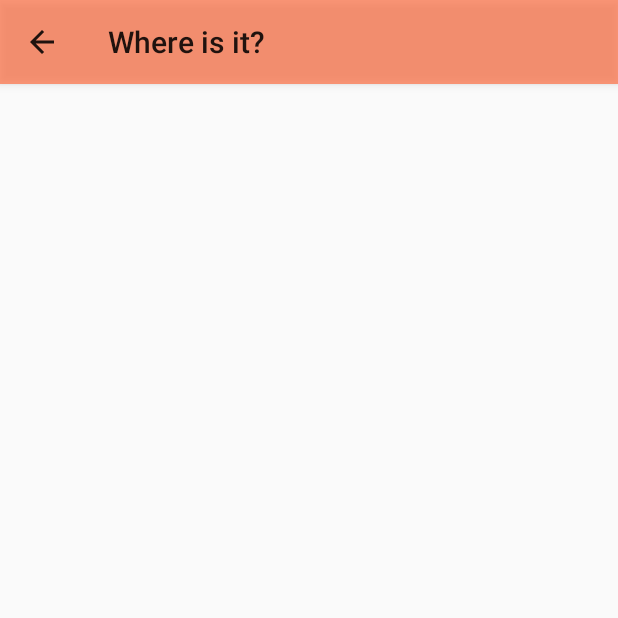
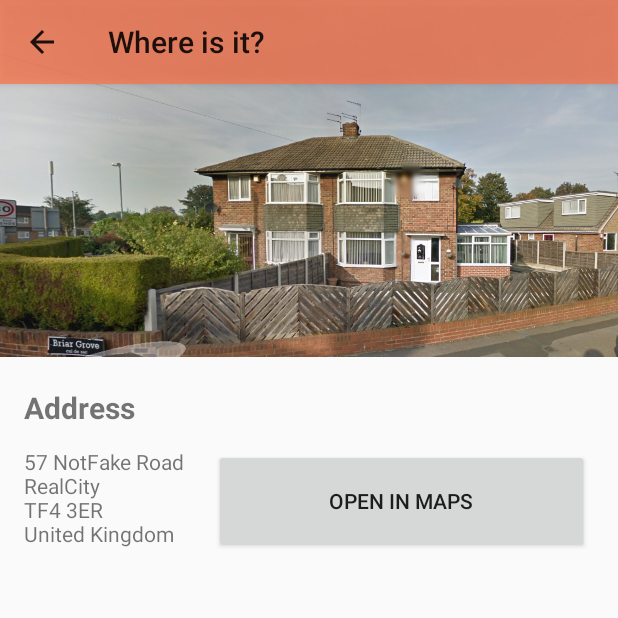
Before and after one commit to Haroon01/BirthdayApp, an Android app: the LocationActivity screen opened directly, with no data from a screen before it, on a phone screen of 412 x 824 dp, the top half of it. Run offline under Robolectric (Android 15) with nearby library versions, the phone set to English and light mode, and no system bars.

Commit message:
finished location screen

```diff
--- a/app/build.gradle
+++ b/app/build.gradle
@@ -35,5 +35,6 @@ dependencies {
     testImplementation 'junit:junit:4.12'
     androidTestImplementation 'androidx.test.ext:junit:1.1.1'
     androidTestImplementation 'androidx.test.espresso:espresso-core:3.2.0'
+    implementation 'com.google.android.gms:play-services-maps:17.0.0'
     //implementation 'com.google.android.gms:play-services-ads:19.0.1'
 }
--- a/app/src/main/java/com/haroon/mybirthday/LocationActivity.java
+++ b/app/src/main/java/com/haroon/mybirthday/LocationActivity.java
@@ -1,13 +1,23 @@
 package com.haroon.mybirthday;
 
+import android.content.Intent;
+import android.net.Uri;
 import android.os.Bundle;
+import android.view.View;
+import android.widget.Button;
 
 import androidx.appcompat.app.AppCompatActivity;
 import androidx.appcompat.widget.Toolbar;
 
+import com.google.android.gms.maps.GoogleMap;
+import com.google.android.gms.maps.MapView;
+import com.google.android.gms.maps.OnMapReadyCallback;
+
+import java.net.URI;
 import java.util.Objects;
 
 public class LocationActivity extends AppCompatActivity {
+
     @Override
     protected void onCreate(Bundle savedInstanceState) {
         super.onCreate(savedInstanceState);
@@ -15,5 +25,23 @@ public class LocationActivity extends AppCompatActivity {
         setContentView(R.layout.activity_location);
         Objects.requireNonNull(getSupportActionBar()).setDisplayHomeAsUpEnabled(true);
         setTitle(R.string.btn_location);
+
+        Button btnOpenMaps = findViewById(R.id.btnOpenMaps);
+
+        btnOpenMaps.setOnClickListener(new View.OnClickListener() {
+            @Override
+            public void onClick(View v) {
+                Intent intent = new Intent(Intent.ACTION_VIEW);
+
+                String label = "label";
+
+                intent.setData(Uri.parse("geo:53.667137,-1.482669?q=53.667137,-1.482669("+label+")"));
+
+                startActivity(intent);
+            }
+        });
+
     }
+
+
 }
--- a/app/src/main/res/layout/activity_location.xml
+++ b/app/src/main/res/layout/activity_location.xml
@@ -1,9 +1,57 @@
 <?xml version="1.0" encoding="utf-8"?>
 <androidx.constraintlayout.widget.ConstraintLayout xmlns:android="http://schemas.android.com/apk/res/android"
+    xmlns:tools="http://schemas.android.com/tools"
     android:layout_width="match_parent"
     android:layout_height="match_parent"
     xmlns:app="http://schemas.android.com/apk/res-auto">
 
 
+    <TextView
+        android:id="@+id/lblAddress"
+        android:layout_width="96dp"
+        android:layout_height="28dp"
+        android:layout_marginStart="16dp"
+        android:layout_marginTop="20dp"
+        android:text="@string/lbl_address"
+        android:textSize="20sp"
+        android:textStyle="bold"
+        app:layout_constraintStart_toStartOf="parent"
+        app:layout_constraintTop_toBottomOf="@+id/imageView" />
+
+    <TextView
+        android:id="@+id/txtAddress"
+        android:layout_width="wrap_content"
+        android:layout_height="wrap_content"
+        android:layout_marginTop="12dp"
+        android:layout_marginEnd="8dp"
+        android:text="@string/address"
+        app:layout_constraintEnd_toEndOf="parent"
+        app:layout_constraintHorizontal_bias="0.0"
+        app:layout_constraintStart_toStartOf="@+id/lblAddress"
+        app:layout_constraintTop_toBottomOf="@+id/lblAddress" />
+
+    <ImageView
+        android:id="@+id/imageView"
+        android:layout_width="0dp"
+        android:layout_height="238dp"
+        android:contentDescription="@string/houseimg_description"
+        android:scaleType="centerCrop"
+        app:layout_constraintEnd_toEndOf="parent"
+        app:layout_constraintHorizontal_bias="0.0"
+        app:layout_constraintStart_toStartOf="parent"
+        app:layout_constraintTop_toTopOf="parent"
+        app:srcCompat="@drawable/house" />
+
+    <Button
+        android:id="@+id/btnOpenMaps"
+        android:layout_width="250dp"
+        android:layout_height="69dp"
+        android:layout_marginStart="16dp"
+        android:layout_marginTop="61dp"
+        android:layout_marginEnd="16dp"
+        android:text="@string/btn_openMaps"
+        app:layout_constraintEnd_toEndOf="parent"
+        app:layout_constraintStart_toEndOf="@+id/txtAddress"
+        app:layout_constraintTop_toBottomOf="@+id/imageView" />
 
 </androidx.constraintlayout.widget.ConstraintLayout>
--- a/app/src/main/res/values/strings.xml
+++ b/app/src/main/res/values/strings.xml
@@ -5,4 +5,8 @@
     <string name="btn_location">Where is it?</string>
     <string name="btn_schedule">What should I expect?</string>
     <string name="btn_donate">Send me birthday money :p</string>
+    <string name="lbl_address">Address</string>
+    <string name="address">57 NotFake Road\nRealCity\nTF4 3ER\nUnited Kingdom</string>
+    <string name="btn_openMaps">Open in Maps</string>
+    <string name="houseimg_description">Image of the house where the event is located.</string>
 </resources>
```
Also changed, not shown: app/src/main/res/drawable/house.png (added).
